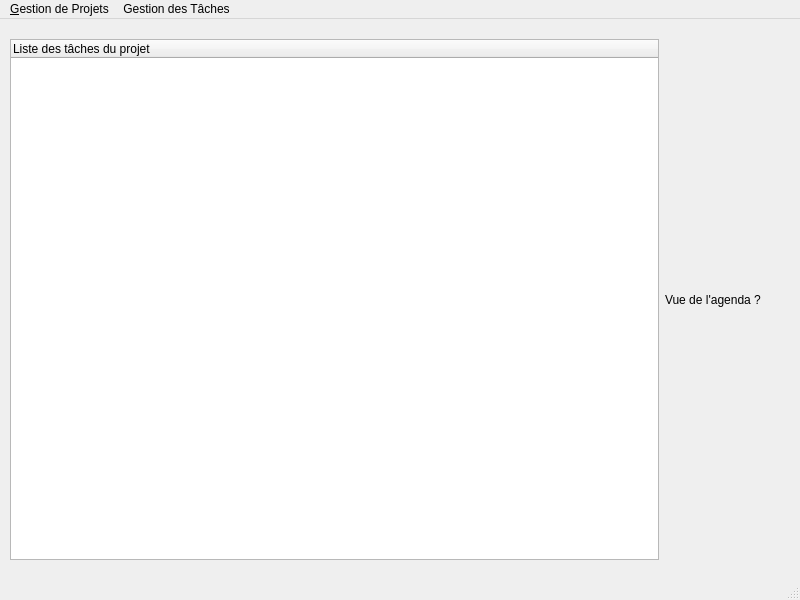
Old version of the form Application/InterfaceGraphique/mainWindow.ui in the repository Erzrael/LO21.
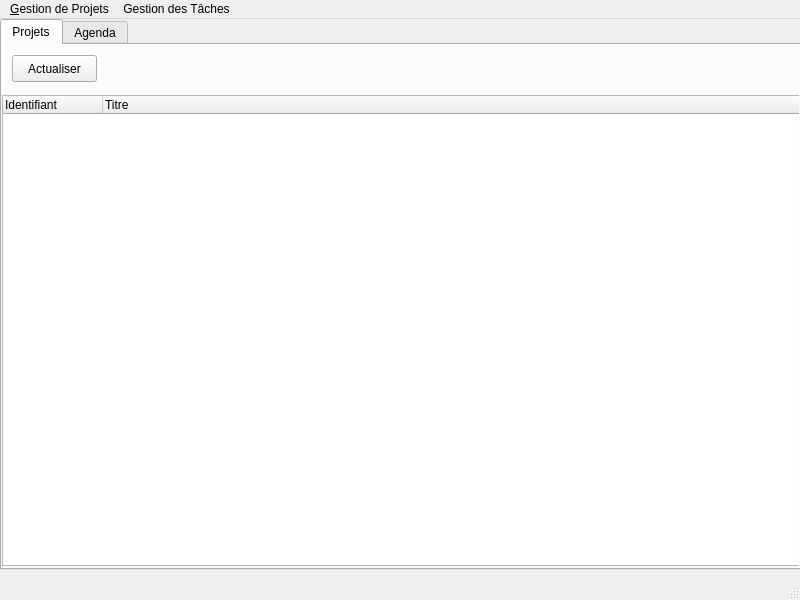
New version of the form.

Commit message: Rattrapage de fichiers + Début d'un TreeView ! =D

```diff
--- a/Application/InterfaceGraphique/mainWindow.ui
+++ b/Application/InterfaceGraphique/mainWindow.ui
@@ -14,33 +14,67 @@
    <string>Project Manager</string>
   </property>
   <widget class="QWidget" name="centralwidget">
-   <widget class="QWidget" name="layoutWidget">
+   <widget class="QTabWidget" name="tabWidget">
     <property name="geometry">
      <rect>
-      <x>10</x>
-      <y>20</y>
-      <width>751</width>
-      <height>521</height>
+      <x>0</x>
+      <y>0</y>
+      <width>801</width>
+      <height>551</height>
      </rect>
     </property>
-    <layout class="QHBoxLayout" name="horizontalLayout">
-     <item>
-      <widget class="QTreeWidget" name="TreeView">
-       <column>
-        <property name="text">
-         <string>Liste des tâches du projet</string>
-        </property>
-       </column>
-      </widget>
-     </item>
-     <item>
-      <widget class="QLabel" name="label">
+    <property name="currentIndex">
+     <number>0</number>
+    </property>
+    <widget class="QWidget" name="Projets">
+     <attribute name="title">
+      <string>Projets</string>
+     </attribute>
+     <widget class="QTreeWidget" name="TreeWidget">
+      <property name="geometry">
+       <rect>
+        <x>0</x>
+        <y>50</y>
+        <width>801</width>
+        <height>471</height>
+       </rect>
+      </property>
+      <property name="sizePolicy">
+       <sizepolicy hsizetype="Expanding" vsizetype="Expanding">
+        <horstretch>0</horstretch>
+        <verstretch>0</verstretch>
+       </sizepolicy>
+      </property>
+      <column>
        <property name="text">
-        <string>Vue de l'agenda ?</string>
+        <string>Identifiant</string>
        </property>
-      </widget>
-     </item>
-    </layout>
+      </column>
+      <column>
+       <property name="text">
+        <string>Titre</string>
+       </property>
+      </column>
+     </widget>
+     <widget class="QPushButton" name="Actualiser_Button">
+      <property name="geometry">
+       <rect>
+        <x>10</x>
+        <y>10</y>
+        <width>85</width>
+        <height>27</height>
+       </rect>
+      </property>
+      <property name="text">
+       <string>Actualiser</string>
+      </property>
+     </widget>
+    </widget>
+    <widget class="QWidget" name="Agenda">
+     <attribute name="title">
+      <string>Agenda</string>
+     </attribute>
+    </widget>
    </widget>
   </widget>
   <widget class="QMenuBar" name="menubar">
```
The commit also changes 14 other files.
